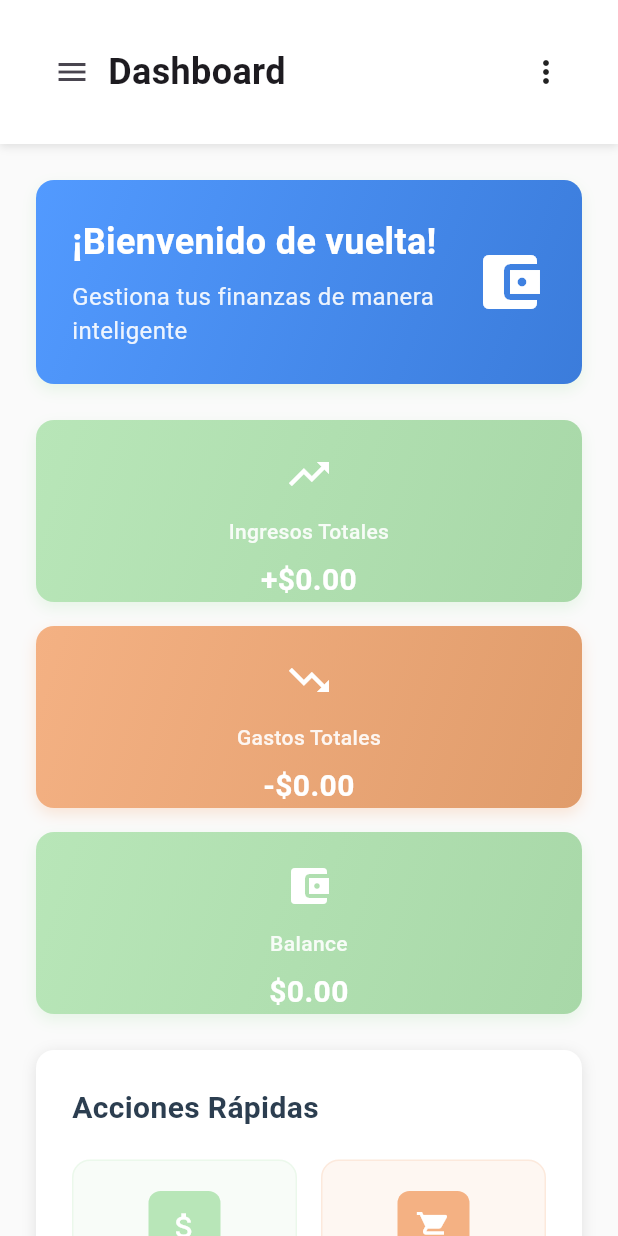
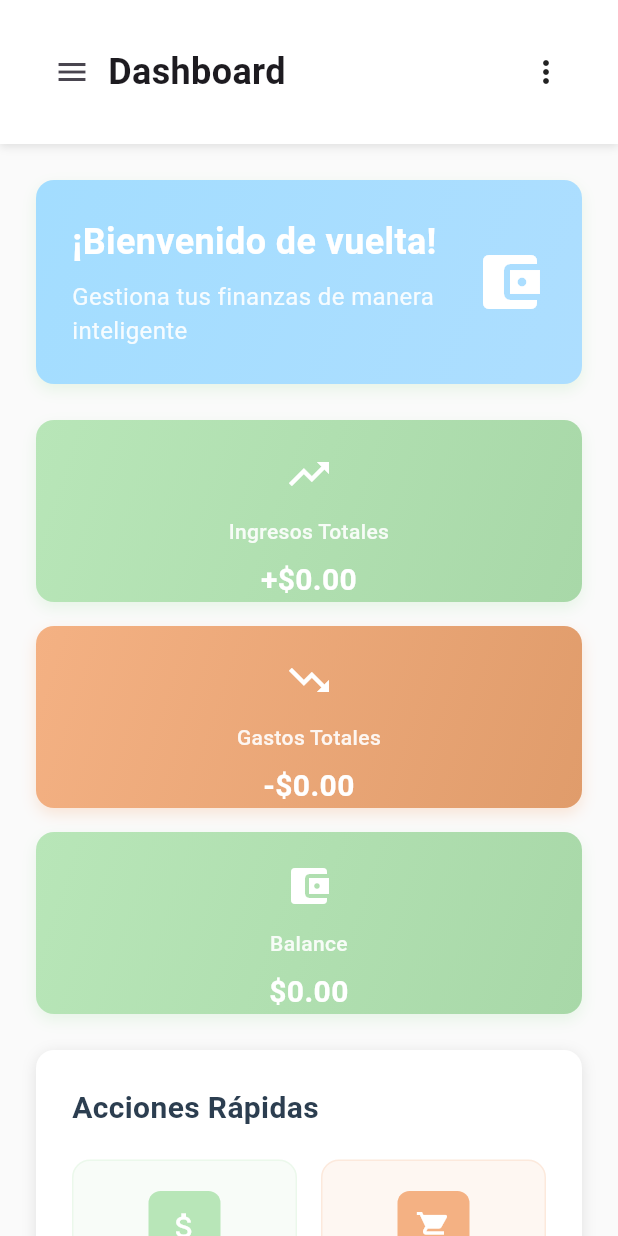
Before and after one commit to omarigg04/app-auth-og, a Flutter app: the DashboardScreen screen opened directly, on a phone screen of 412 x 824 dp. Run offline on Flutter 3.47's test engine with Material 3 defaults, Android fonts, the phone set to English and light mode, and no system bars; our stand-ins replace shared_preferences; accounts and stored records are empty; network calls fail.

Commit message:
changing kind of blue

```diff
--- a/flutter-crud/lib/screens/dashboard_screen.dart
+++ b/flutter-crud/lib/screens/dashboard_screen.dart
@@ -299,7 +299,7 @@ class _DashboardScreenState extends State<DashboardScreen> {
       padding: EdgeInsets.all(24),
       decoration: BoxDecoration(
         gradient: LinearGradient(
-          colors: [Color(0xFF529aff), Color(0xFF3b7cdb)],
+          colors: [Color.fromARGB(255, 163, 221, 255), Color.fromARGB(255, 173, 222, 255)],
           begin: Alignment.topLeft,
           end: Alignment.bottomRight,
         ),
```
